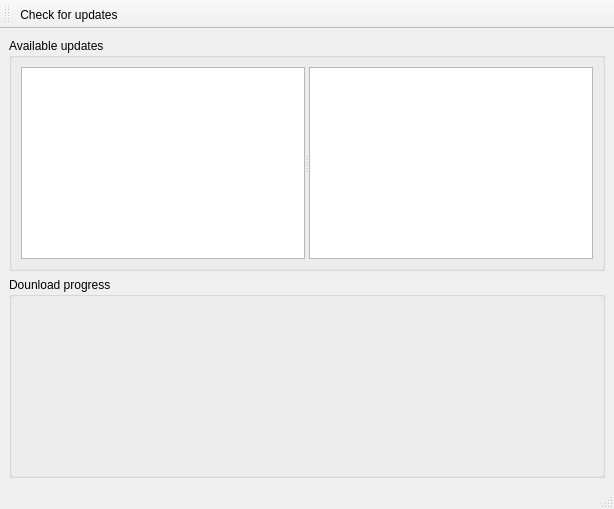
First picture: the form in src/gui/mainwindow.ui, repository panter-dsd/UniversalUpdater, before the edit.
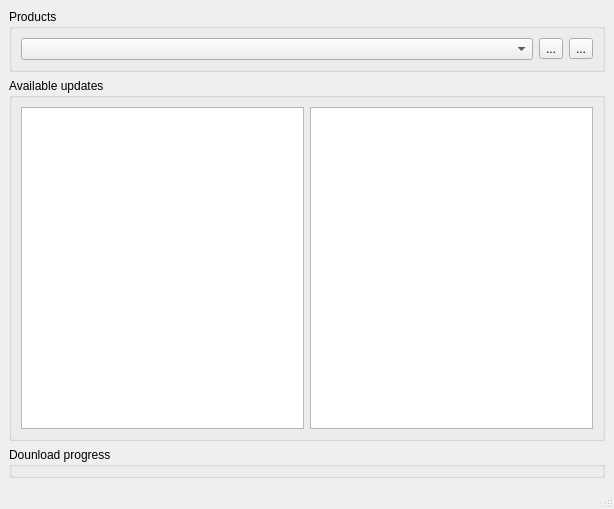
Second picture: the form after the edit.

What changed in the file:
```diff
--- a/src/gui/mainwindow.ui
+++ b/src/gui/mainwindow.ui
@@ -15,20 +15,43 @@
   </property>
   <widget class="QWidget" name="centralwidget">
    <layout class="QVBoxLayout" name="verticalLayout_2">
+    <item>
+     <widget class="QGroupBox" name="groupBox_3">
+      <property name="title">
+       <string>Products</string>
+      </property>
+      <layout class="QHBoxLayout" name="horizontalLayout_2">
+       <item>
+        <widget class="QComboBox" name="productBox"/>
+       </item>
+       <item>
+        <widget class="QToolButton" name="toolButton">
+         <property name="text">
+          <string>...</string>
+         </property>
+        </widget>
+       </item>
+       <item>
+        <widget class="QToolButton" name="toolButton_2">
+         <property name="text">
+          <string>...</string>
+         </property>
+        </widget>
+       </item>
+      </layout>
+     </widget>
+    </item>
     <item>
      <widget class="QGroupBox" name="groupBox">
       <property name="title">
        <string>Available updates</string>
       </property>
-      <layout class="QVBoxLayout" name="verticalLayout">
+      <layout class="QHBoxLayout" name="horizontalLayout">
        <item>
-        <widget class="QSplitter" name="splitter">
-         <property name="orientation">
-          <enum>Qt::Horizontal</enum>
-         </property>
-         <widget class="QListWidget" name="updatesList"/>
-         <widget class="QTextEdit" name="updateDescription"/>
-        </widget>
+        <widget class="QListWidget" name="updatesList"/>
+       </item>
+       <item>
+        <widget class="QTextEdit" name="updateDescription"/>
        </item>
       </layout>
      </widget>
@@ -43,18 +66,6 @@
    </layout>
   </widget>
   <widget class="QStatusBar" name="statusbar"/>
-  <widget class="QToolBar" name="toolBar">
-   <property name="windowTitle">
-    <string>toolBar</string>
-   </property>
-   <attribute name="toolBarArea">
-    <enum>TopToolBarArea</enum>
-   </attribute>
-   <attribute name="toolBarBreak">
-    <bool>false</bool>
-   </attribute>
-   <addaction name="actionCheckForUpdates"/>
-  </widget>
   <action name="actionCheckForUpdates">
    <property name="text">
     <string>Check for updates</string>
```
